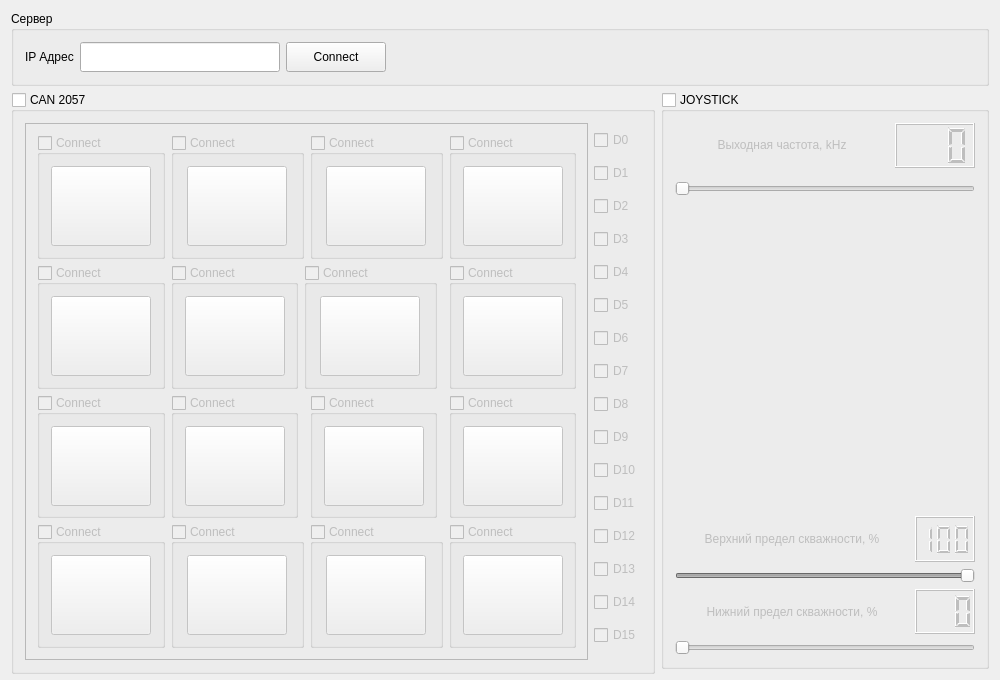
Old version of the form Megatron-client/client.ui in the repository sseitov/Megatron.
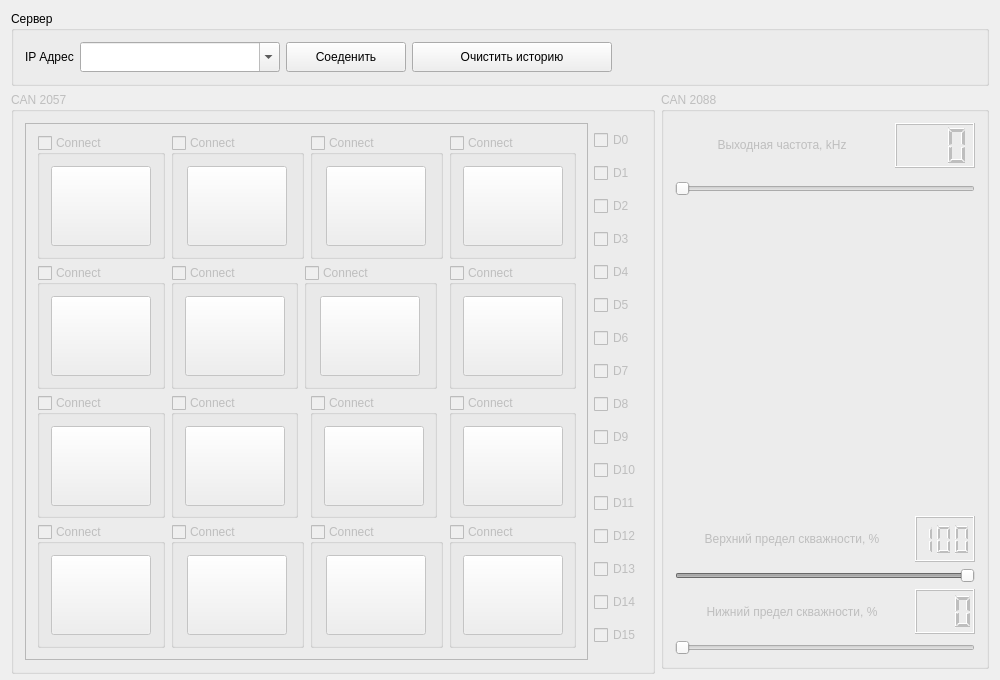
New version of the form. Custom widgets are drawn as their Qt base class.

The edit to the form file:
```diff
--- a/Megatron-client/client.ui
+++ b/Megatron-client/client.ui
@@ -40,7 +40,7 @@
        </widget>
       </item>
       <item>
-       <widget class="QLineEdit" name="ipAddress">
+       <widget class="QComboBox" name="ipAddress">
         <property name="minimumSize">
          <size>
           <width>200</width>
@@ -50,33 +50,55 @@
         <property name="maximumSize">
          <size>
           <width>200</width>
-          <height>16777215</height>
+          <height>30</height>
          </size>
         </property>
+        <property name="editable">
+         <bool>true</bool>
+        </property>
        </widget>
       </item>
       <item>
        <widget class="QPushButton" name="connectButton">
         <property name="minimumSize">
          <size>
-          <width>100</width>
+          <width>120</width>
           <height>30</height>
          </size>
         </property>
         <property name="maximumSize">
          <size>
-          <width>100</width>
+          <width>120</width>
           <height>16777215</height>
          </size>
         </property>
         <property name="text">
-         <string>Connect</string>
+         <string>Соеденить</string>
         </property>
         <property name="checkable">
          <bool>true</bool>
         </property>
        </widget>
       </item>
+      <item>
+       <widget class="QPushButton" name="clearHistory">
+        <property name="minimumSize">
+         <size>
+          <width>200</width>
+          <height>30</height>
+         </size>
+        </property>
+        <property name="maximumSize">
+         <size>
+          <width>200</width>
+          <height>30</height>
+         </size>
+        </property>
+        <property name="text">
+         <string>Очистить историю</string>
+        </property>
+       </widget>
+      </item>
       <item>
        <spacer name="horizontalSpacer">
         <property name="orientation">
@@ -97,6 +119,9 @@
     <layout class="QHBoxLayout" name="horizontalLayout_18">
      <item>
       <widget class="QGroupBox" name="can_2057">
+       <property name="enabled">
+        <bool>false</bool>
+       </property>
        <property name="minimumSize">
         <size>
          <width>120</width>
@@ -113,7 +138,7 @@
         <string>CAN 2057</string>
        </property>
        <property name="checkable">
-        <bool>true</bool>
+        <bool>false</bool>
        </property>
        <property name="checked">
         <bool>false</bool>
@@ -802,11 +827,14 @@
      </item>
      <item>
       <widget class="JoystickControl" name="joystick">
+       <property name="enabled">
+        <bool>false</bool>
+       </property>
        <property name="title">
-        <string>JOYSTICK</string>
+        <string>CAN 2088</string>
        </property>
        <property name="checkable">
-        <bool>true</bool>
+        <bool>false</bool>
        </property>
        <property name="checked">
         <bool>false</bool>
```
